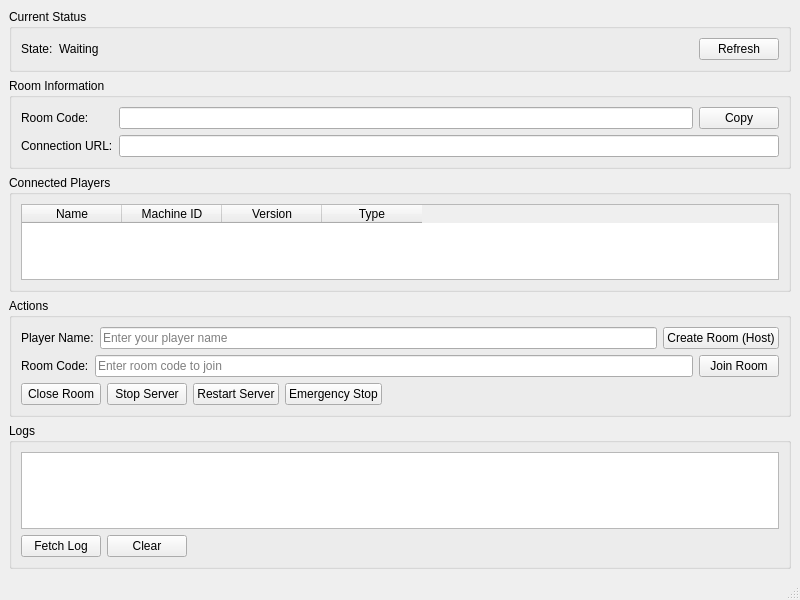
Qt form launcher/ui/pages/global/TerracottaOnlinePanel.ui (AndreaFrederica/LunaLauncher) before a commit.
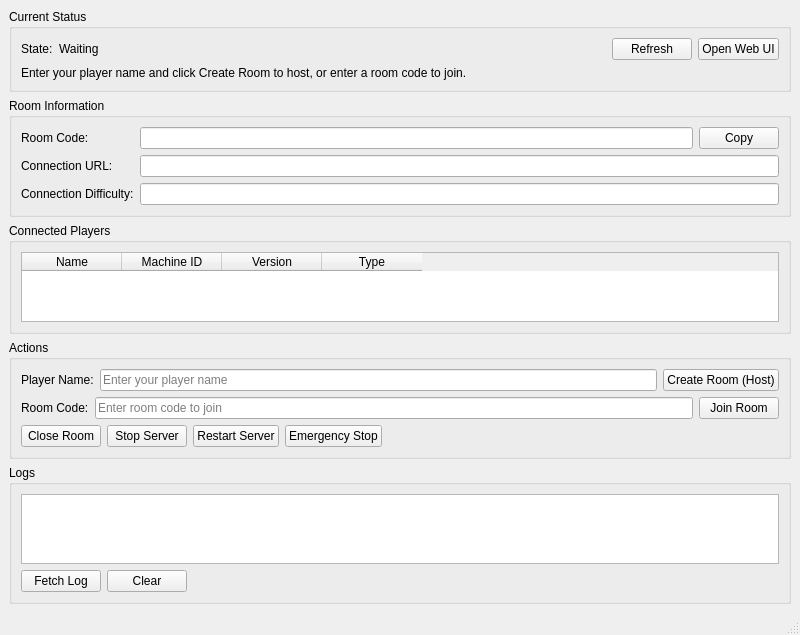
The same form after that commit.

Commit message: feat: 添加 Terracotta API 超时处理和异步请求功能，优化状态更新和用户界面

Diff of the .ui file:
```diff
--- a/launcher/ui/pages/global/TerracottaOnlinePanel.ui
+++ b/launcher/ui/pages/global/TerracottaOnlinePanel.ui
@@ -20,6 +20,8 @@
       <property name="title">
        <string>Current Status</string>
       </property>
+      <layout class="QVBoxLayout" name="verticalLayout_status">
+       <item>
       <layout class="QHBoxLayout" name="horizontalLayout_status">
        <item>
         <widget class="QLabel" name="label_state">
@@ -55,6 +57,28 @@
          </property>
         </widget>
        </item>
+         <item>
+          <widget class="QPushButton" name="pushButton_open_webui">
+           <property name="text">
+            <string>Open Web UI</string>
+           </property>
+           <property name="toolTip">
+            <string>Open Terracotta Web UI in browser</string>
+           </property>
+          </widget>
+         </item>
+        </layout>
+       </item>
+       <item>
+        <widget class="QLabel" name="label_state_hint">
+         <property name="text">
+          <string>Enter your player name and click Create Room to host, or enter a room code to join.</string>
+         </property>
+         <property name="wordWrap">
+          <bool>true</bool>
+         </property>
+        </widget>
+       </item>
       </layout>
      </widget>
     </item>
@@ -99,6 +123,20 @@
          </property>
         </widget>
        </item>
+       <item row="2" column="0">
+        <widget class="QLabel" name="label_difficulty">
+         <property name="text">
+          <string>Connection Difficulty:</string>
+         </property>
+        </widget>
+       </item>
+       <item row="2" column="1" colspan="2">
+        <widget class="QLineEdit" name="lineEdit_difficulty">
+         <property name="readOnly">
+          <bool>true</bool>
+         </property>
+        </widget>
+       </item>
       </layout>
      </widget>
     </item>
```
Lines whose indentation alone changed are shown as unchanged. The commit also changes 6 other files.
